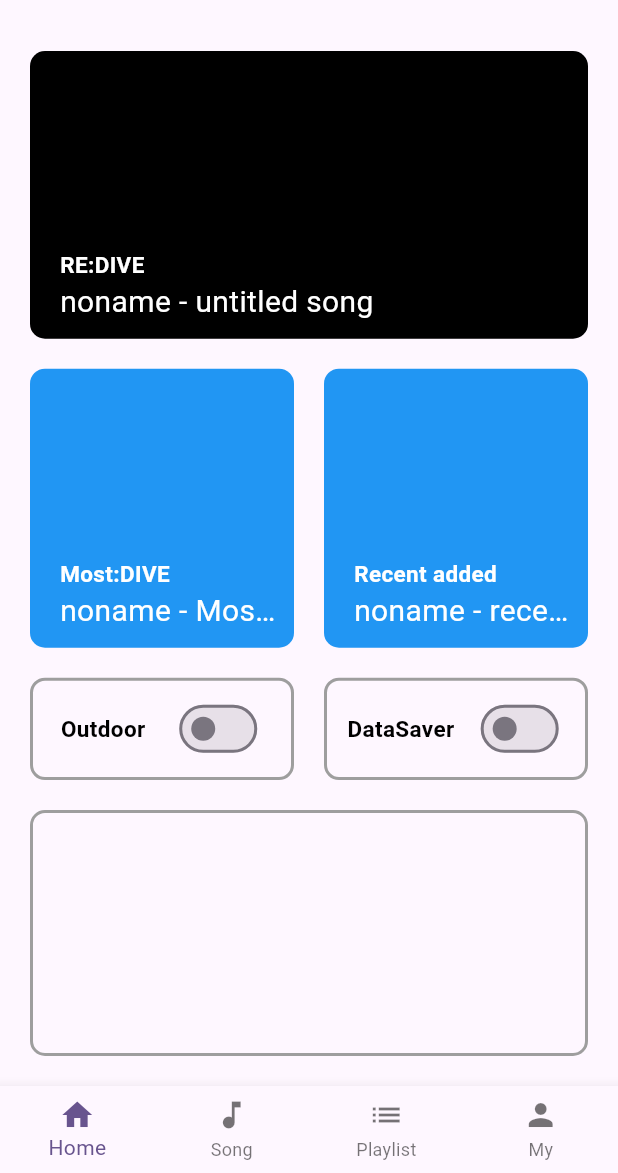
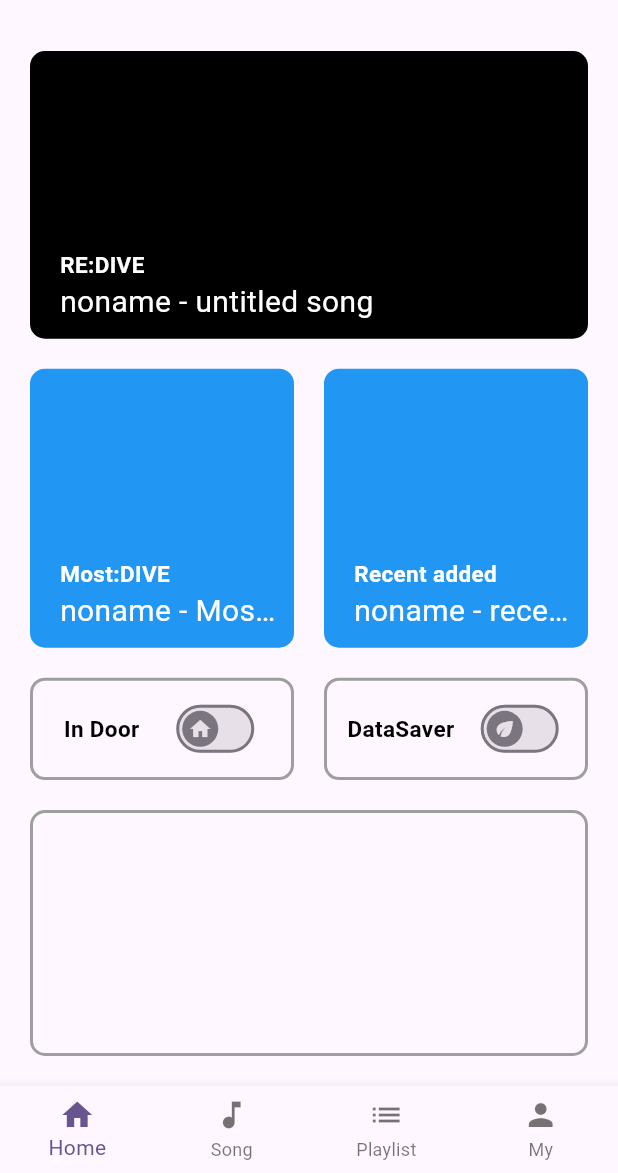
Before and after one commit to snowman6-git/soundsix, a Flutter app: the screen it shows after launch, on a phone screen of 412 x 824 dp, the part 63-1236 px from its top. Run offline on Flutter 3.47's test engine with Material 3 defaults, Android fonts, the phone set to English and light mode, and no system bars.

Commit message:
스위치 아이콘 추가

```diff
--- a/lib/home_page.dart
+++ b/lib/home_page.dart
@@ -171,7 +171,7 @@ class _HomePage extends State<HomePage> {
                         crossAxisAlignment: CrossAxisAlignment.center,
                         children: [
                           Text(
-                            'Outdoor',
+                            _isoutDoor ? 'Out Door' : 'In Door',
                             style: TextStyle(
                               color: Colors.black,
                               fontSize: 15,
@@ -185,6 +185,12 @@ class _HomePage extends State<HomePage> {
                                 _isoutDoor = value;
                               });
                             },
+                            thumbIcon: WidgetStateProperty.resolveWith<Icon?>((Set<WidgetState> states) {
+                              if (states.contains(WidgetState.selected)) {
+                                return const Icon(Icons.business); // 켜졌을 때 아이콘
+                              }
+                              return const Icon(Icons.home); // 꺼졌을 때 아이콘 (필요 없으면 null)
+                            }),
                           ),
                         ],
                       ),
@@ -220,7 +226,7 @@ class _HomePage extends State<HomePage> {
                         crossAxisAlignment: CrossAxisAlignment.center,
                         children: [
                           Text(
-                            'DataSaver',
+                            _isDataSaver ? 'FullStream' : 'DataSaver',
                             style: TextStyle(
                               color: Colors.black,
                               fontSize: 15,
@@ -229,6 +235,13 @@ class _HomePage extends State<HomePage> {
                           ),
                           Switch(
                             value: _isDataSaver,
+                            activeTrackColor: Colors.green,
+                            thumbIcon: WidgetStateProperty.resolveWith<Icon?>((Set<WidgetState> states) {
+                              if (states.contains(WidgetState.selected)) {
+                                return const Icon(Icons.speed); // 꺼졌을 때 아이콘 (필요 없으면 null)
+                              }
+                              return const Icon(Icons.eco); // 켜졌을 때 아이콘
+                            }),
                             onChanged: (value) {
                               setState(() {
                                 _isDataSaver = value;
```
